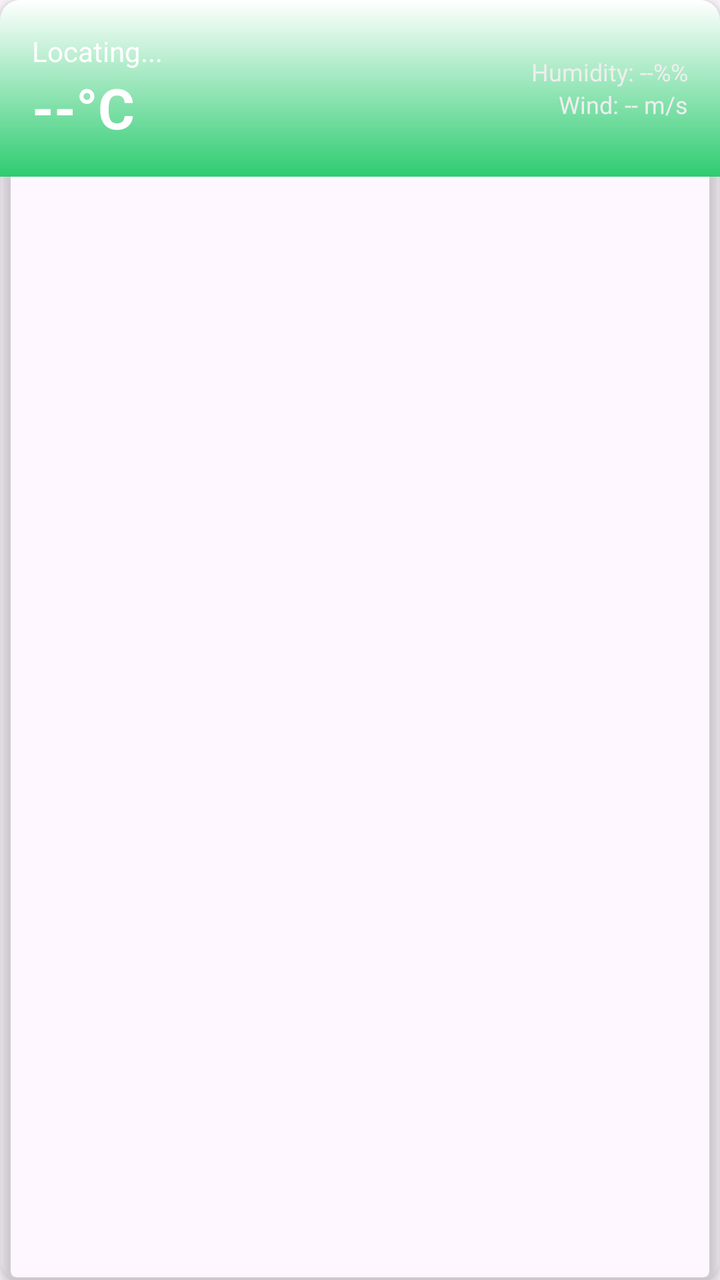
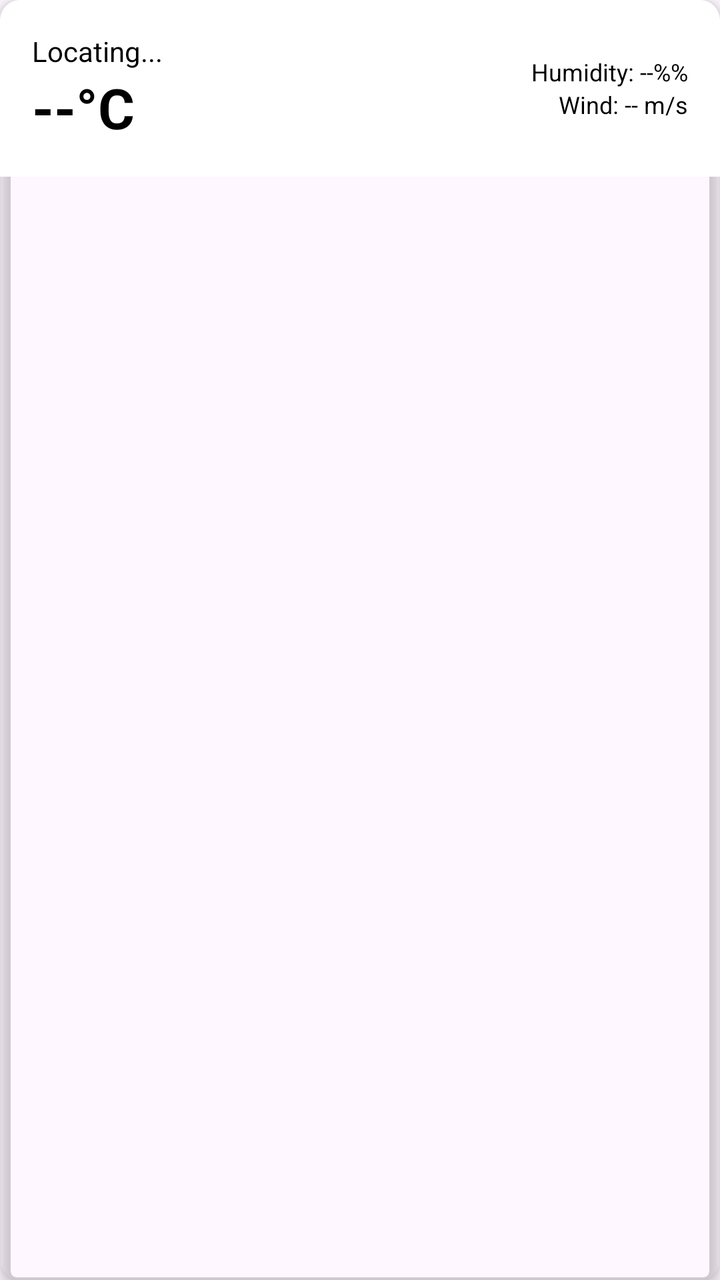

Compare the two renders of this Android layout. The source of the first and the diff that turns it into the second are given below.
<!-- AndroidManifest.xml: application theme Theme.FFHR -->
<!-- res/layout/fragment_weather.xml -->
<?xml version="1.0" encoding="utf-8"?>
<androidx.cardview.widget.CardView
    xmlns:android="http://schemas.android.com/apk/res/android"
    xmlns:app="http://schemas.android.com/apk/res-auto"
    android:layout_width="match_parent"
    android:layout_height="wrap_content"
    android:layout_margin="10dp"
    app:cardCornerRadius="10dp"
    app:cardElevation="4dp"
    app:cardBackgroundColor="@android:color/transparent"> <LinearLayout
    android:layout_width="match_parent"
    android:layout_height="wrap_content"
    android:background="@drawable/login_bg_gradient"
    android:orientation="horizontal"
    android:padding="16dp"
    android:gravity="center_vertical"
    android:baselineAligned="false">

    <LinearLayout
        android:layout_width="0dp"
        android:layout_height="wrap_content"
        android:layout_weight="1"
        android:orientation="vertical">

        <TextView
            android:id="@+id/tvLocation"
            android:layout_width="wrap_content"
            android:layout_height="wrap_content"
            android:text="@string/weather_locating"
            android:textSize="14sp"
            android:textColor="#FFFFFF"/> <TextView
        android:id="@+id/tvTemp"
        android:layout_width="wrap_content"
        android:layout_height="wrap_content"
        android:text="@string/weather_default_temp"
        android:textSize="28sp"
        android:textStyle="bold"
        android:textColor="#FFFFFF"/> </LinearLayout>

    <LinearLayout
        android:layout_width="wrap_content"
        android:layout_height="wrap_content"
        android:orientation="vertical"
        android:gravity="end">

        <TextView
            android:id="@+id/tvHumidity"
            android:layout_width="wrap_content"
            android:layout_height="wrap_content"
            android:text="@string/weather_humidity_label"
            android:textColor="#EEEEEE"
            android:textSize="12sp"/>

        <TextView
            android:id="@+id/tvWind"
            android:layout_width="wrap_content"
            android:layout_height="wrap_content"
            android:text="@string/weather_wind_label"
            android:textColor="#EEEEEE"
            android:textSize="12sp"/>
    </LinearLayout>
</LinearLayout>
</androidx.cardview.widget.CardView>
<!-- resources referenced by this layout -->
<resources>
  <!-- drawable login_bg_gradient (drawable) -->
  <?xml version="1.0" encoding="utf-8"?>
  <shape xmlns:android="http://schemas.android.com/apk/res/android">
      <gradient
          android:startColor="#FFFFFF"
          android:endColor="#2ECC71"
          android:angle="270"
          android:type="linear" />
  </shape>
  <string name="weather_default_temp">--°C</string>
  <string name="weather_humidity_label">Humidity: --%%</string>
  <string name="weather_locating">Locating...</string>
  <string name="weather_wind_label">Wind: -- m/s</string>
  <style name="Theme.FFHR" parent="Base.Theme.FFHR" />
  <style name="Base.Theme.FFHR" parent="Theme.Material3.DayNight.NoActionBar">
          
          
      </style>
</resources>

<!-- the commit's change to res/layout/fragment_weather.xml (unified diff, before → after) -->
@@ -7,57 +7,56 @@
     android:layout_margin="10dp"
     app:cardCornerRadius="10dp"
     app:cardElevation="4dp"
-    app:cardBackgroundColor="@android:color/transparent"> <LinearLayout
-    android:layout_width="match_parent"
-    android:layout_height="wrap_content"
-    android:background="@drawable/login_bg_gradient"
-    android:orientation="horizontal"
-    android:padding="16dp"
-    android:gravity="center_vertical"
-    android:baselineAligned="false">
+    app:cardBackgroundColor="@android:color/transparent">
 
     <LinearLayout
-        android:layout_width="0dp"
+        android:layout_width="match_parent"
         android:layout_height="wrap_content"
-        android:layout_weight="1"
-        android:orientation="vertical">
+        android:background="#FFFF"
+        android:orientation="horizontal"
+        android:padding="16dp"
+        android:gravity="center_vertical"
+        android:baselineAligned="false">
 
-        <TextView
-            android:id="@+id/tvLocation"
+        <LinearLayout
+            android:layout_width="0dp"
+            android:layout_height="wrap_content"
+            android:layout_weight="1"
+            android:orientation="vertical">
+
+            <TextView
+                android:id="@+id/tvLocation"
+                android:layout_width="wrap_content"
+                android:layout_height="wrap_content"
+                android:text="@string/weather_locating"
+                android:textSize="14sp"
+                android:textColor="#000000"/> <TextView
+            android:id="@+id/tvTemp"
             android:layout_width="wrap_content"
             android:layout_height="wrap_content"
-            android:text="@string/weather_locating"
-            android:textSize="14sp"
-            android:textColor="#FFFFFF"/> <TextView
-        android:id="@+id/tvTemp"
-        android:layout_width="wrap_content"
-        android:layout_height="wrap_content"
-        android:text="@string/weather_default_temp"
-        android:textSize="28sp"
-        android:textStyle="bold"
-        android:textColor="#FFFFFF"/> </LinearLayout>
+            android:text="@string/weather_default_temp"
+            android:textSize="28sp"
+            android:textStyle="bold"
+            android:textColor="#000000"/> </LinearLayout>
 
-    <LinearLayout
-        android:layout_width="wrap_content"
-        android:layout_height="wrap_content"
-        android:orientation="vertical"
-        android:gravity="end">
-
-        <TextView
-            android:id="@+id/tvHumidity"
+        <LinearLayout
             android:layout_width="wrap_content"
             android:layout_height="wrap_content"
-            android:text="@string/weather_humidity_label"
-            android:textColor="#EEEEEE"
-            android:textSize="12sp"/>
+            android:orientation="vertical"
+            android:gravity="end">
 
-        <TextView
+            <TextView
+                android:id="@+id/tvHumidity"
+                android:layout_width="wrap_content"
+                android:layout_height="wrap_content"
+                android:text="@string/weather_humidity_label"
+                android:textColor="#000000"
+                android:textSize="12sp"/> <TextView
             android:id="@+id/tvWind"
             android:layout_width="wrap_content"
             android:layout_height="wrap_content"
             android:text="@string/weather_wind_label"
-            android:textColor="#EEEEEE"
-            android:textSize="12sp"/>
+            android:textColor="#000000"
+            android:textSize="12sp"/> </LinearLayout>
     </LinearLayout>
-</LinearLayout>
 </androidx.cardview.widget.CardView>
<!-- resource entries referenced after the edit -->
@@ -1,14 +1,5 @@
 <!-- resources referenced by this layout -->
 <resources>
-  <!-- drawable login_bg_gradient (drawable) -->
-  <?xml version="1.0" encoding="utf-8"?>
-  <shape xmlns:android="http://schemas.android.com/apk/res/android">
-      <gradient
-          android:startColor="#FFFFFF"
-          android:endColor="#2ECC71"
-          android:angle="270"
-          android:type="linear" />
-  </shape>
   <string name="weather_default_temp">--°C</string>
   <string name="weather_humidity_label">Humidity: --%%</string>
   <string name="weather_locating">Locating...</string>
